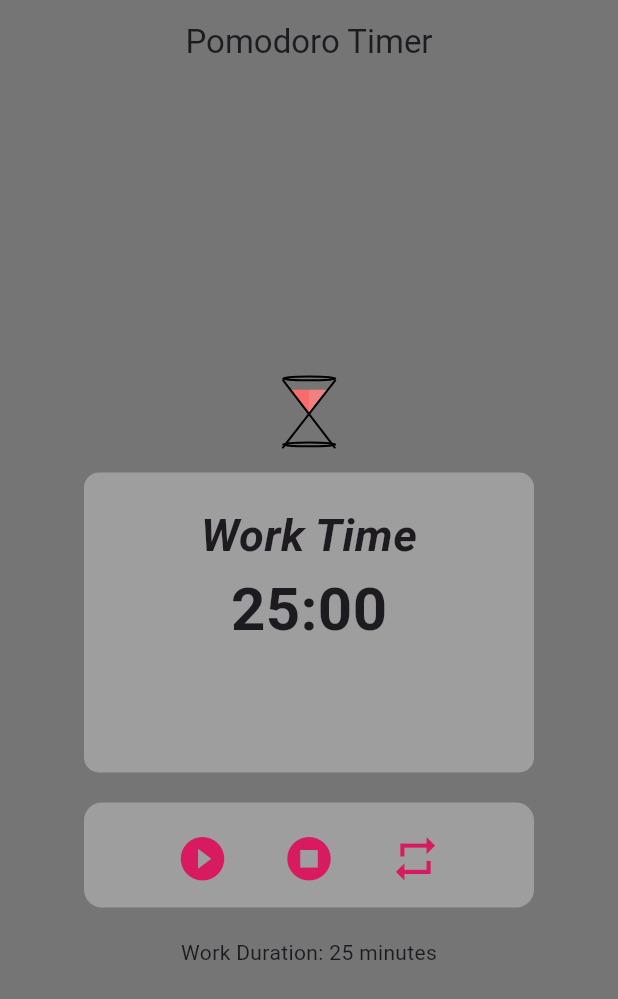
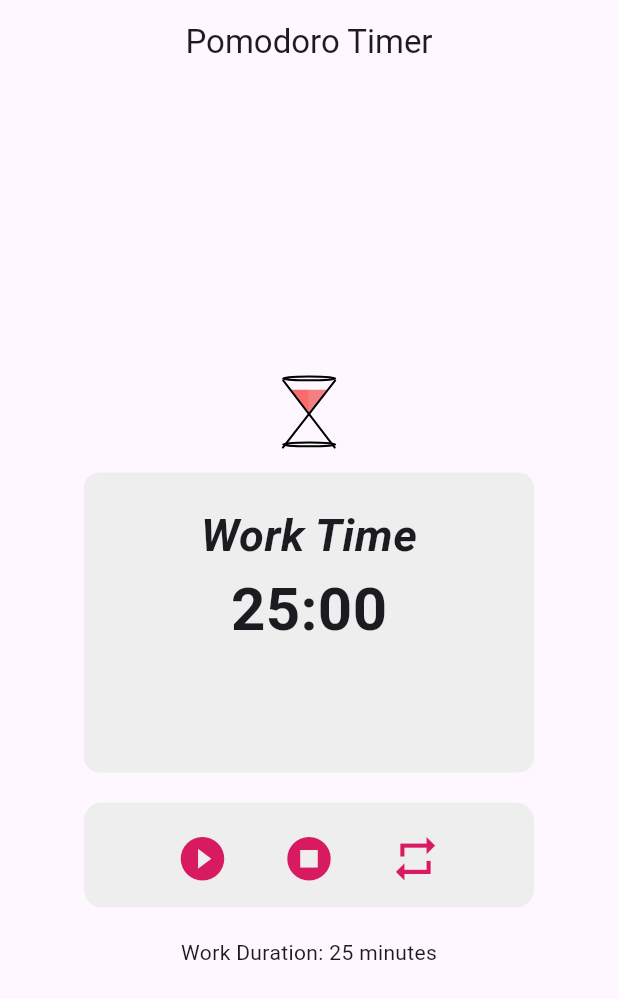
Before and after one commit to findmebyvinay/pomodoro_app, a Flutter app: the screen it shows after launch, on a phone screen of 412 x 824 dp. Shown: the top 999 px of the screen. Run offline on Flutter 3.47's test engine with Material 3 defaults, Android fonts, the phone set to English and light mode, and no system bars; our stand-ins replace lottie.

Commit message:
UI maintained

```diff
--- a/lib/pages/pomodoro_screen.dart
+++ b/lib/pages/pomodoro_screen.dart
@@ -12,9 +12,9 @@ class PomodoroScreen extends StatelessWidget {
       appBar: AppBar(
         title: const Text('Pomodoro Timer'),
         centerTitle: true,
-        backgroundColor: Colors.grey[600],
+
       ),
-      backgroundColor: Colors.grey[600],
+
       body: Center(
         child: Column(
           mainAxisAlignment: MainAxisAlignment.center,
@@ -49,7 +49,7 @@ class TimerDisplay extends StatelessWidget {
           height: 200,
           decoration: BoxDecoration(
             borderRadius: BorderRadius.circular(10),
-            color: Colors.grey
+            color: Colors.grey[200]
           ),
           child: Column(
             children: [
@@ -91,7 +91,7 @@ class TimerControls extends StatelessWidget {
           height: 70,
           decoration: BoxDecoration(
             borderRadius: BorderRadius.circular(12),
-            color: Colors.grey
+            color: Colors.grey[200]
           ),
           child: Row(
             mainAxisAlignment: MainAxisAlignment.center,
```
